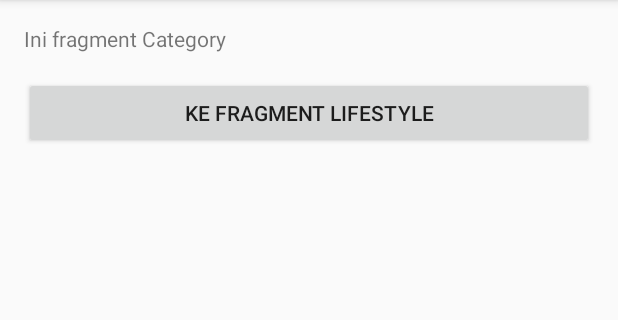
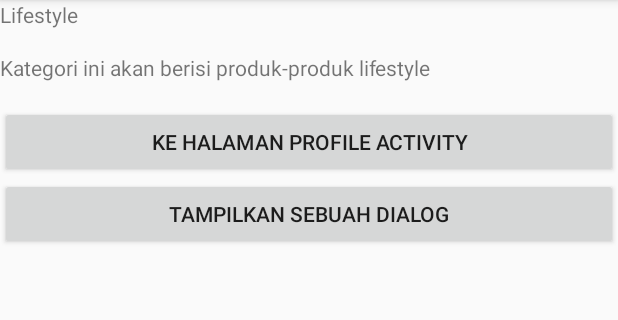
Before and after one commit to ndgspn/android-flexible-fragment, an Android app: the fragment CategoryFragment placed in its activity, after a tap on "KE FRAGMENT LIFESTYLE", on a phone screen of 412 x 824 dp, the part 84-404 px from its top. Run offline under Robolectric (Android 15) with nearby library versions, the phone set to English and light mode, and no system bars.

Commit message:
send data between fragment with bundle and setter-getter

```diff
--- a/app/src/main/java/com/dicoding/picodiploma/myflexiblefragment/CategoryFragment.java
+++ b/app/src/main/java/com/dicoding/picodiploma/myflexiblefragment/CategoryFragment.java
@@ -5,6 +5,8 @@ import android.os.Bundle;
 import android.support.annotation.NonNull;
 import android.support.annotation.Nullable;
 import android.support.v4.app.Fragment;
+import android.support.v4.app.FragmentManager;
+import android.support.v4.app.FragmentTransaction;
 import android.view.LayoutInflater;
 import android.view.View;
 import android.view.ViewGroup;
@@ -39,6 +41,21 @@ public class CategoryFragment extends Fragment implements View.OnClickListener {
     @Override
     public void onClick(View v) {
         if (v.getId() == R.id.btn_detail_category) {
+            DetailCategoryFragment mDetailCategoryFragment = new DetailCategoryFragment();
+            Bundle mBundle = new Bundle();
+            mBundle.putString(DetailCategoryFragment.EXTRA_NAME, "Lifestyle");
+            String description = "Kategori ini akan berisi produk-produk lifestyle";
+
+            mDetailCategoryFragment.setArguments(mBundle);
+            mDetailCategoryFragment.setDescription(description);
+
+            FragmentManager mFragmentManager = getFragmentManager();
+            if (mFragmentManager != null) {
+                FragmentTransaction mFragmentTransaction = mFragmentManager.beginTransaction();
+                mFragmentTransaction.replace(R.id.frame_container, mDetailCategoryFragment, DetailCategoryFragment.class.getSimpleName());
+                mFragmentTransaction.addToBackStack(null);
+                mFragmentTransaction.commit();
+            }
         }
 
     }
--- /dev/null
+++ b/app/src/main/java/com/dicoding/picodiploma/myflexiblefragment/DetailCategoryFragment.java
@@ -0,0 +1,77 @@
+package com.dicoding.picodiploma.myflexiblefragment;
+
+
+import android.os.Bundle;
+import android.support.annotation.NonNull;
+import android.support.annotation.Nullable;
+import android.support.v4.app.Fragment;
+import android.view.LayoutInflater;
+import android.view.View;
+import android.view.ViewGroup;
+import android.widget.Button;
+import android.widget.TextView;
+
+
+/**
+ * A simple {@link Fragment} subclass.
+ */
+public class DetailCategoryFragment extends Fragment implements View.OnClickListener {
+    TextView tvCategoryName;
+    TextView tvCategoryDescription;
+    Button btnProfile;
+    Button btnShowDialog;
+
+    public static String EXTRA_NAME = "extra_name";
+    public static String EXTRA_DESCRIPTION = "extra_description";
+    private String description;
+
+    public String getDescription() {
+        return description;
+    }
+
+    public void setDescription(String description) {
+        this.description = description;
+    }
+
+
+    public DetailCategoryFragment() {
+        // Required empty public constructor
+    }
+
+
+    @Override
+    public View onCreateView(LayoutInflater inflater, ViewGroup container,
+                             Bundle savedInstanceState) {
+        // Inflate the layout for this fragment
+        return inflater.inflate(R.layout.fragment_detail_category, container, false);
+    }
+
+    @Override
+    public void onViewCreated(@NonNull View view, @Nullable Bundle savedInstanceState) {
+        super.onViewCreated(view, savedInstanceState);
+        tvCategoryName = view.findViewById(R.id.tv_category_name);
+        tvCategoryDescription = view.findViewById(R.id.tv_category_description);
+        btnProfile = view.findViewById(R.id.btn_profile);
+        btnProfile.setOnClickListener(this);
+        btnShowDialog = view.findViewById(R.id.btn_show_dialog);
+        btnShowDialog.setOnClickListener(this);
+    }
+
+    @Override
+    public void onActivityCreated(@Nullable Bundle savedInstanceState) {
+        super.onActivityCreated(savedInstanceState);
+        String categoryName = getArguments().getString(EXTRA_NAME);
+        tvCategoryName.setText(categoryName);
+        tvCategoryDescription.setText(getDescription());
+    }
+
+    @Override
+    public  void onClick(View v) {
+        switch (v.getId()) {
+            case R.id.btn_profile:
+                break;
+            case R.id.btn_show_dialog:
+                break;
+        }
+    }
+}
--- /dev/null
+++ b/app/src/main/res/layout/fragment_detail_category.xml
@@ -0,0 +1,32 @@
+<?xml version="1.0" encoding="utf-8"?>
+<LinearLayout xmlns:android="http://schemas.android.com/apk/res/android"
+    xmlns:tools="http://schemas.android.com/tools"
+    android:layout_width="match_parent"
+    android:layout_height="match_parent"
+    android:orientation="vertical"
+    tools:context=".DetailCategoryFragment">
+
+    <TextView
+        android:id="@+id/tv_category_name"
+        android:layout_width="match_parent"
+        android:layout_height="wrap_content"
+        android:layout_marginBottom="@dimen/activity_vertical_margin"
+        android:text="@string/category_name"/>
+    <TextView
+        android:id="@+id/tv_category_description"
+        android:layout_width="match_parent"
+        android:layout_height="wrap_content"
+        android:layout_marginBottom="@dimen/activity_vertical_margin"
+        android:text="@string/category_description"/>
+    <Button
+        android:id="@+id/btn_profile"
+        android:layout_width="match_parent"
+        android:layout_height="wrap_content"
+        android:text="@string/to_profile"/>
+    <Button
+        android:id="@+id/btn_show_dialog"
+        android:layout_width="match_parent"
+        android:layout_height="wrap_content"
+        android:text="@string/show_dialog"/>
+
+</LinearLayout>
--- a/app/src/main/res/values/strings.xml
+++ b/app/src/main/res/values/strings.xml
@@ -17,4 +17,7 @@
     <string name="david_moyes">David Moyes</string>
     <string name="choose">Pilih</string>
     <string name="close">Tutup</string>
+
+    <!-- TODO: Remove or change this placeholder text -->
+    <string name="hello_blank_fragment">Hello blank fragment</string>
 </resources>
```
